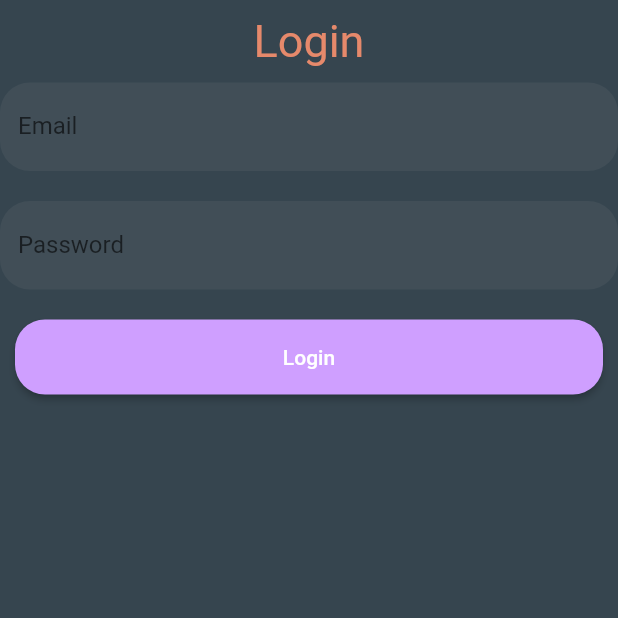
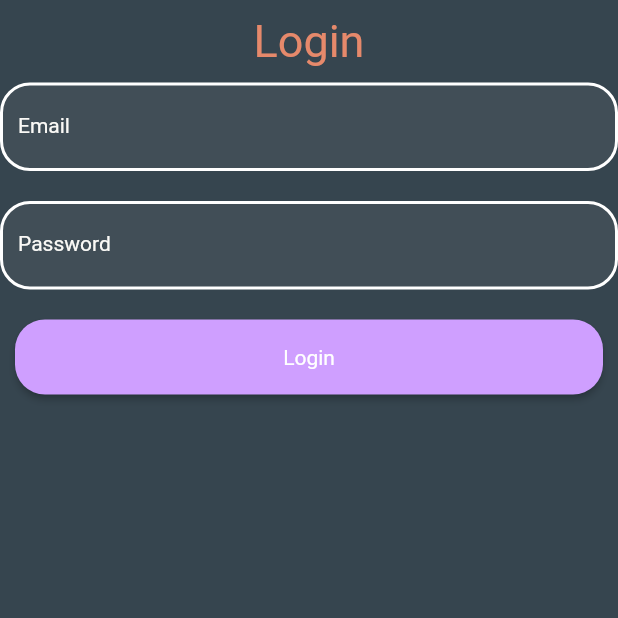
Before and after one commit to NelsonNgo0/winton_app, a Flutter app: the screen it shows after launch, after a tap on "Login", on a phone screen of 412 x 824 dp, the top half of it. Run offline on Flutter 3.47's test engine with Material 2 defaults, Android fonts, the light colour scheme and no system bars; our stand-ins replace cloud_firestore, firebase_auth, firebase_core, google_fonts; accounts and stored records are empty; network calls fail; Roboto replaces fonts that are missing (Satoshi).

Commit message:
Registration Front finished+ Theme work

```diff
--- a/lib/themes/custom_theme.dart
+++ b/lib/themes/custom_theme.dart
@@ -1,5 +1,7 @@
+// ignore_for_file: prefer_const_constructors
 import 'package:flutter/material.dart';
 
+//colors used throughout the app
 const COLOR_PRIMARY = Color.fromRGBO(	230, 137, 107, 1.0);
 const COLOR_BUTTON = Color.fromRGBO(	207, 159, 255, 1.0);
 const COLOR_BACKGROUND = Color.fromRGBO(	54, 69, 79, 1.0);
@@ -7,6 +9,7 @@ const COLOR_TEXT = Color.fromRGBO( 250, 249, 246, 1.0);
 
 ThemeData lightTheme = ThemeData(
   brightness: Brightness.light,
+
   primaryColor: COLOR_PRIMARY,
   backgroundColor: COLOR_BACKGROUND,
 
@@ -26,19 +29,38 @@ ThemeData lightTheme = ThemeData(
       ),
       backgroundColor: MaterialStateProperty.all<Color>(
         COLOR_BUTTON
-      )
+      ),
+      textStyle: MaterialStateProperty.all<TextStyle>(
+        TextStyle(
+          fontFamily: 'Satoshi',
+          color: COLOR_TEXT,
+          fontSize: 14,
+        ),
+      ),
     )
   ),
+
   textTheme: TextTheme(
     //can change whatever text thingy we want to use
     titleLarge: TextStyle(color: COLOR_TEXT),
   ),
+
   inputDecorationTheme: InputDecorationTheme(
-    border: OutlineInputBorder(
-      borderRadius: BorderRadius.circular(20.0), borderSide: BorderSide.none
+    enabledBorder: OutlineInputBorder(
+      borderRadius: BorderRadius.circular(20.0),
+      borderSide: BorderSide(width: 2, color: Colors.white),
+    ),
+    focusedBorder: OutlineInputBorder(
+      borderRadius: BorderRadius.circular(20.0),
+      borderSide: BorderSide(width: 2, color: Colors.white),
     ),
     filled: true,
-    fillColor: Colors.grey.withOpacity(0.1) //will change color later
+    fillColor: Colors.grey.withOpacity(0.1),
+    labelStyle: TextStyle(
+      fontFamily: 'Satoshi',
+      fontSize: 14,
+      color: COLOR_TEXT,
+    ),
   ),
   scaffoldBackgroundColor: COLOR_BACKGROUND,
   cardColor: COLOR_BACKGROUND,
--- a/pubspec.yaml
+++ b/pubspec.yaml
@@ -34,6 +34,7 @@ dependencies:
   # The following adds the Cupertino Icons font to your application.
   # Use with the CupertinoIcons class for iOS style icons.
   cupertino_icons: ^1.0.2
+  google_fonts:
 
 dev_dependencies:
   flutter_test:
```
Also changed, not shown: lib/main.dart (+0 -9 lines), lib/screens/registration.dart (+86 -1 lines), pubspec.lock, 1 other file.
